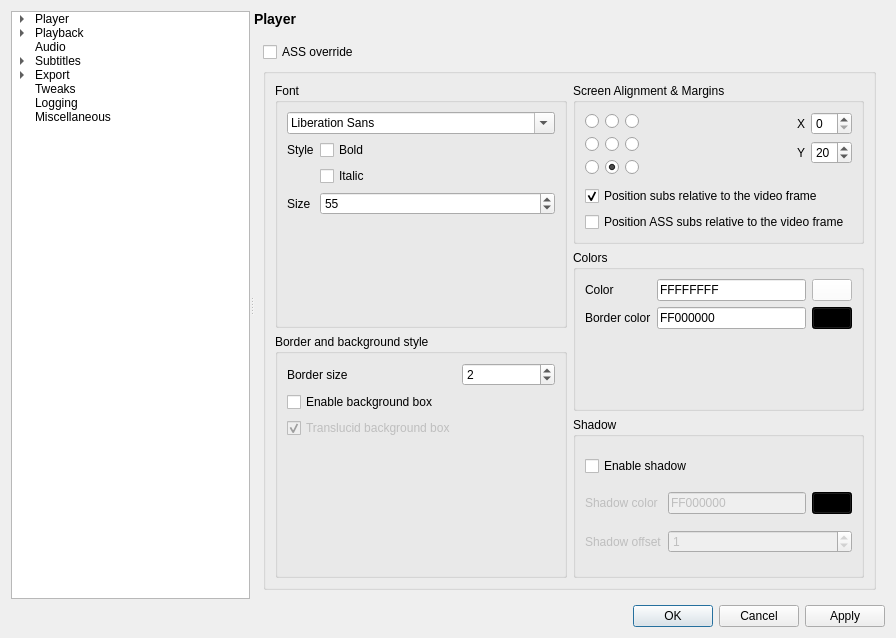
This is src/settingswindow.ui in mpc-qt/mpc-qt as Qt 5 draws it before an edit. The edited form follows.
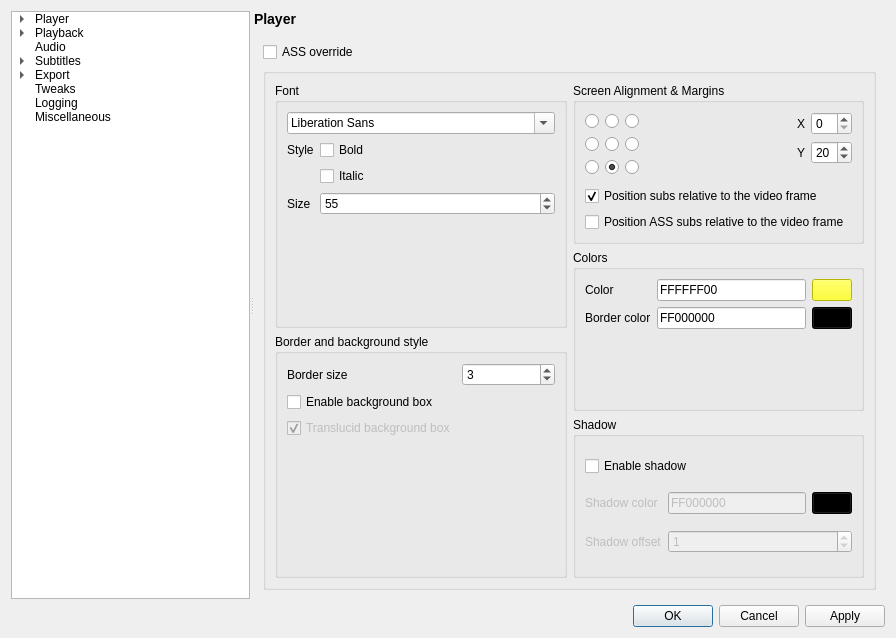
This is the edited form. The open tabs and pages were chosen to show the change.

Commit message:
settingswindow: Add "Mono" audio channel layout preset
This is especially useful with poorly mixed audio channels or actual
mono audio.

The edit to the form file:
```diff
--- a/src/settingswindow.ui
+++ b/src/settingswindow.ui
@@ -6527,7 +6527,7 @@
                       <number>10</number>
                      </property>
                      <property name="value">
-                      <number>2</number>
+                      <number>3</number>
                      </property>
                     </widget>
                    </item>
@@ -6736,14 +6736,14 @@
                         <string notr="true">HHHHHHHH</string>
                        </property>
                        <property name="text">
-                        <string notr="true">FFFFFFFF</string>
+                        <string notr="true">FFFFFF00</string>
                        </property>
                       </widget>
                      </item>
                      <item>
                       <widget class="QPushButton" name="subsColorPick">
                        <property name="styleSheet">
-                        <string notr="true">background: #FFFFFF;</string>
+                        <string notr="true">background: #FFFF00;</string>
                        </property>
                        <property name="text">
                         <string/>
```
Left out of the diff: 5 changed lines with no effect on the pictures. The commit also changes 18 other files.
